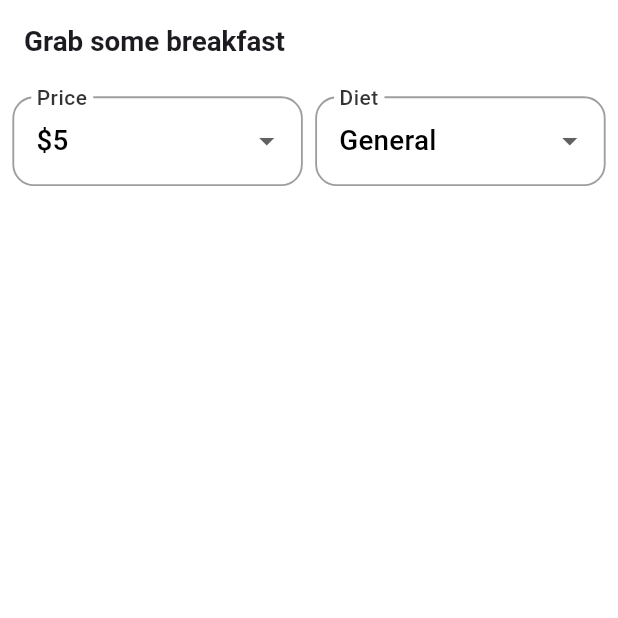
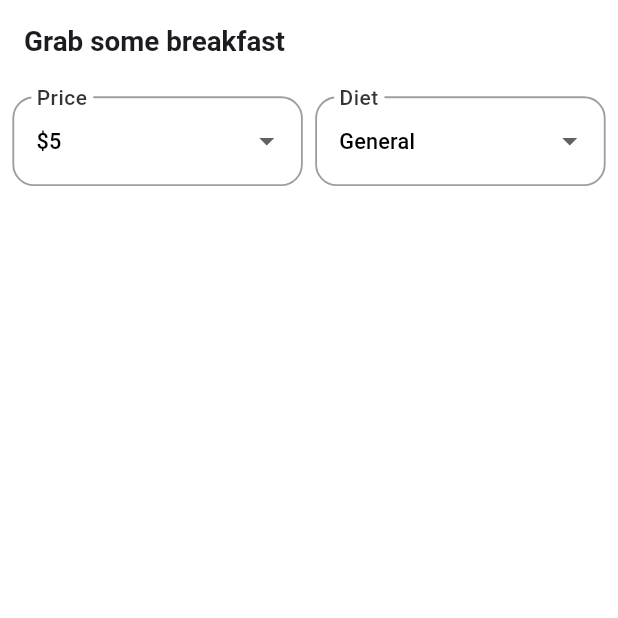
Before and after one commit to AlexanderGeorge102934/nutrigo, a Flutter app: the screen it shows after launch, on a phone screen of 412 x 824 dp, the top half of it. Run offline on Flutter 3.47's test engine with Material 3 defaults, Android fonts, the phone set to English and light mode, and no system bars; network calls fail; Roboto replaces fonts that are missing (Poppins).

Commit message:
simplified ui

```diff
--- a/lib/components/meal_option_card.dart
+++ b/lib/components/meal_option_card.dart
@@ -73,7 +73,7 @@ class MealOptionCard extends StatelessWidget {
                         vertical: TSizes.xs(context),
                       ),
                       decoration: BoxDecoration(
-                        color: Colors.black.withOpacity(0.6),
+                        color: Colors.green.withOpacity(0.8),
                         borderRadius: BorderRadius.circular(
                           TSizes.cardRadiusSm(context),
                         ),
--- a/lib/screens/public/main_meal_selection_screen/screen.dart
+++ b/lib/screens/public/main_meal_selection_screen/screen.dart
@@ -230,7 +230,12 @@ class _MealSelectionScreenState extends State<MealSelectionScreen> {
             items: [5, 10, 15, 20].map((int value) {
               return DropdownMenuItem<int>(
                 value: value,
-                child: Text('\$$value'),
+                child: Text(
+                  '\$$value',
+                  style: TextStyle(
+                  fontSize: TSizes.fontSizeSm(context), // Set your desired font size here
+                  ),
+                )
               );
             }).toList(),
             onChanged: _onPriceChanged,
@@ -248,7 +253,12 @@ class _MealSelectionScreenState extends State<MealSelectionScreen> {
             items: ['high protein', 'vegan', 'vegetarian', 'general'].map((String value) {
               return DropdownMenuItem<String>(
                 value: value,
-                child: Text(value.capitalizeFirstLetter()),
+                child: Text(
+                  value.capitalizeFirstLetter(),
+                  style: TextStyle(
+                  fontSize: TSizes.fontSizeSm(context), // Set your desired font size here
+                  ),
+                ),
               );
             }).toList(),
             onChanged: _onPreferenceChanged,
--- a/pubspec.yaml
+++ b/pubspec.yaml
@@ -31,6 +31,7 @@ dependencies:
   flutter:
     sdk: flutter
   http: ^1.2.2
+  url_launcher: ^6.3.1
 
 
   # The following adds the Cupertino Icons font to your application.
```
Also changed, not shown: pubspec.lock.
